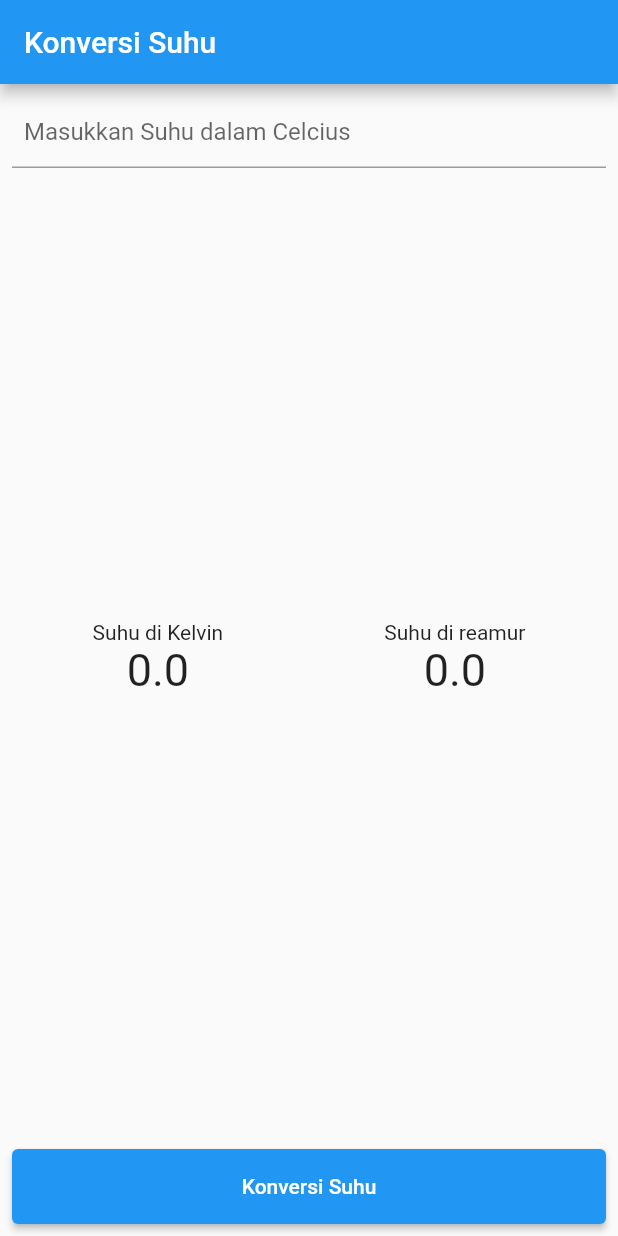
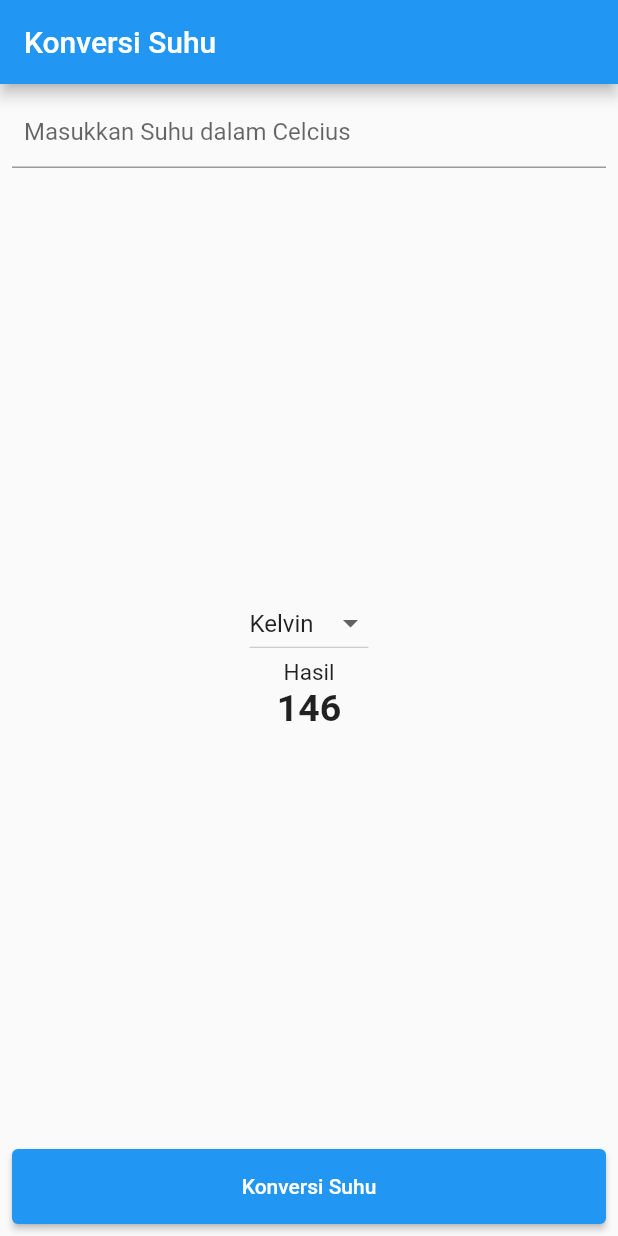
Before and after one commit to zxc1520/MobileProgramming-Submission, a Flutter app: the screen it shows after launch, on a phone screen of 412 x 824 dp. Run offline on Flutter 3.47's test engine with Material 2 defaults, Android fonts, the phone set to English and light mode, and no system bars.

Commit message:
Minggu-11 adding Bab4 UI Elements

```diff
--- a/MingguKe-11/statefulwdgt/lib/main.dart
+++ b/MingguKe-11/statefulwdgt/lib/main.dart
@@ -1,6 +1,8 @@
 import 'package:flutter/material.dart';
 
 void main() => runApp(const MyApp());
+
+const listItem = <String>["Kelvin", "Reamur"];
 
 class MyApp extends StatelessWidget {
   const MyApp({Key? key}) : super(key: key);
@@ -61,6 +63,8 @@ class _HomeState extends State<Home> {
     super.dispose();
   }
 
+  String dropDownVal = listItem.first;
+
   @override
   Widget build(BuildContext context) {
     return Scaffold(
@@ -73,11 +77,30 @@ class _HomeState extends State<Home> {
           mainAxisAlignment: MainAxisAlignment.spaceBetween,
           children: [
             InputField(myController: myController),
-            Result(
-                kelvindeg: "Suhu di Kelvin",
-                kelvin: _kelvin,
-                reamurdeg: "Suhu di reamur",
-                reamur: _reamur),
+            Column(
+              mainAxisSize: MainAxisSize.min,
+              children: [
+                DropdownButton<String>(
+                    items:
+                        listItem.map<DropdownMenuItem<String>>((String value) {
+                      return DropdownMenuItem(value: value, child: Text(value));
+                    }).toList(),
+                    value: dropDownVal,
+                    onChanged: (String? val) {
+                      setState(() {
+                        dropDownVal = val!;
+                      });
+                    }),
+                const Text(
+                  "Hasil",
+                  style: TextStyle(fontSize: 15, fontWeight: FontWeight.normal),
+                ),
+                Text(
+                  "146",
+                  style: TextStyle(fontSize: 25, fontWeight: FontWeight.bold),
+                )
+              ],
+            ),
             ElevatedButton(
               onPressed: _conversionState,
               child: const Text("Konversi Suhu"),
@@ -91,8 +114,8 @@ class _HomeState extends State<Home> {
   }
 }
 
-class Result extends StatelessWidget {
-  const Result({
+class MultiResult extends StatelessWidget {
+  const MultiResult({
     Key? key,
     required this.kelvindeg,
     required double kelvin,
```
